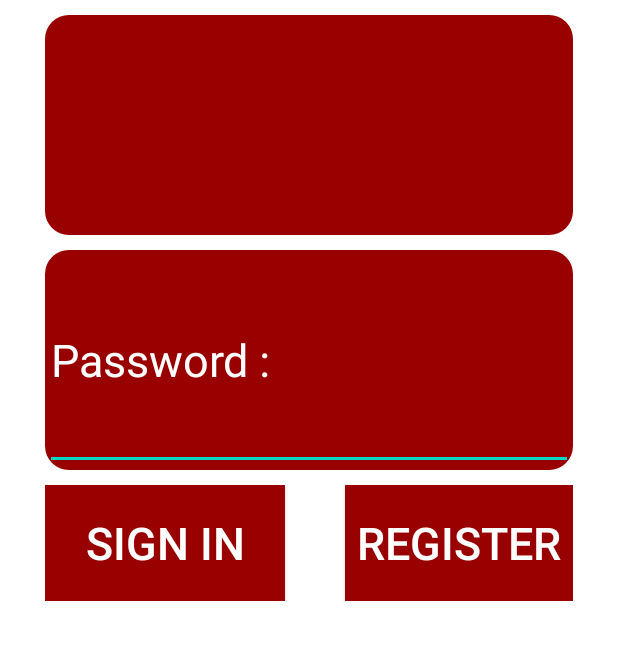
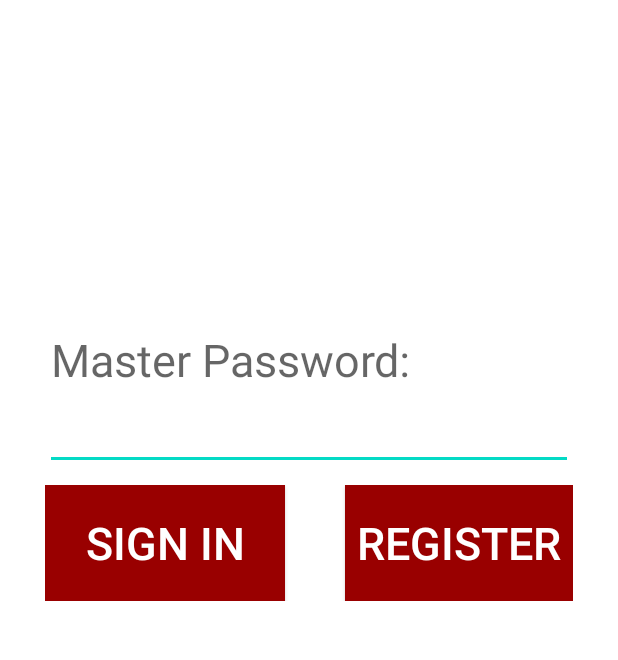
Before and after one commit to LasseLund-Egmose/PassVault, an Android app: the screen it shows after launch (LoginActivity), on a phone screen of 412 x 824 dp, the part 265-925 px from its top. Run offline under Robolectric (Android 15) with nearby library versions, the phone set to English and light mode, and no system bars.

Commit message:
Update activity_login.xml

```diff
--- a/app/src/main/res/layout/activity_login.xml
+++ b/app/src/main/res/layout/activity_login.xml
@@ -34,23 +34,23 @@
         <LinearLayout
             android:layout_width="match_parent"
             android:layout_height="0dp"
-            android:background="@drawable/rectangle"
             android:orientation="vertical"
             android:layout_weight="15"
             android:layout_marginBottom="10dp"
-            android:layout_marginTop="10dp">
+            android:layout_marginTop="10dp"
+            >
 
             <TextView
                 android:layout_width="match_parent"
                 android:layout_height="match_parent"
                 android:text=""
+                android:gravity="center"
                 ></TextView>
         </LinearLayout>
 
         <LinearLayout
             android:layout_width="match_parent"
             android:layout_height="0dp"
-            android:background="@drawable/rectangle"
             android:orientation="vertical"
             android:layout_weight="15"
             android:layout_marginBottom="10dp">
@@ -59,9 +59,7 @@
                 android:id="@+id/password"
                 android:layout_width="match_parent"
                 android:layout_height="match_parent"
-                android:hint="@string/add_input_password"
-                android:textColor="#FFF"
-                android:textColorHint="#FFF"
+                android:hint="Master Password:"
                 android:textSize="30sp"
                 android:inputType="textPassword"
                 ></EditText>
```
